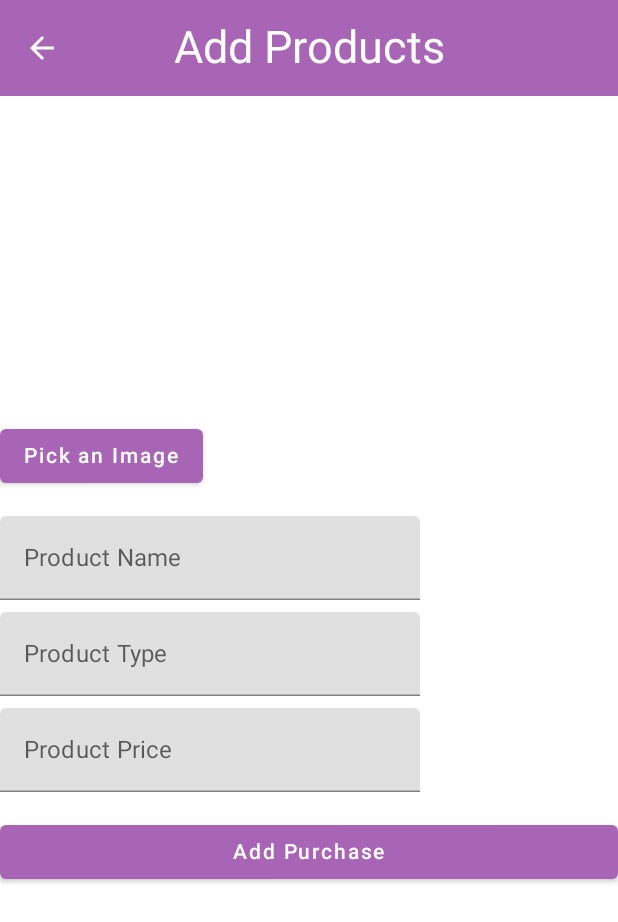
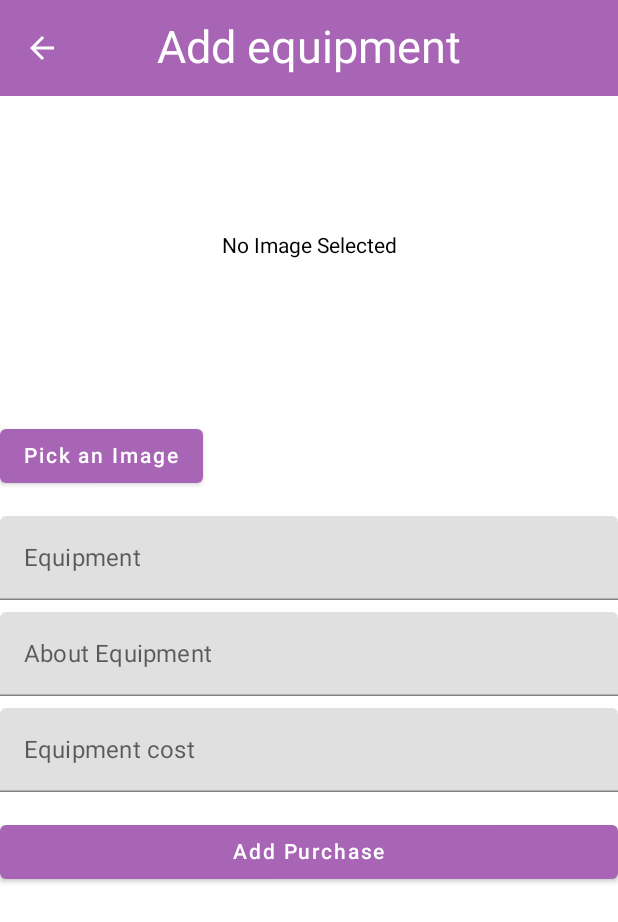
Before and after one commit to nellymusyawa99/ivorio2.0, an Android app built with Jetpack Compose: the AddProductScreen screen opened through its navigation route, on a phone screen of 412 x 824 dp. Shown: the top 922 px of the screen. Run offline under Robolectric (Android 15) with nearby library versions, the phone set to English and light mode, and no system bars; our stand-ins replace Firebase (no records; nobody signed in at launch, a user with empty details on screens opened directly).

Commit message:
more changes

```diff
--- a/app/src/main/java/net/ezra/ui/home/HomeScreen.kt
+++ b/app/src/main/java/net/ezra/ui/home/HomeScreen.kt
@@ -159,7 +159,7 @@ fun HomeScreen(navController: NavHostController) {
                                         fontWeight = FontWeight.Bold,
                                         fontSize = 15.sp,
                                         modifier = Modifier.clickable {
-                                            navController.navigate(ROUTE_ADD_PRODUCT)
+                                            navController.navigate(ROUTE_VIEW_PROD)
                                         }
                                     )
 
@@ -170,7 +170,7 @@ fun HomeScreen(navController: NavHostController) {
                                         fontWeight = FontWeight.Bold,
                                         fontSize = 15.sp,
                                         modifier = Modifier.clickable {
-                                            navController.navigate(ROUTE_ADD_PRODUCT)
+                                            navController.navigate(ROUTE_VIEW_PROD)
                                         }
                                     )
 
@@ -180,7 +180,7 @@ fun HomeScreen(navController: NavHostController) {
                                         fontWeight = FontWeight.Bold,
                                         fontSize = 15.sp,
                                         modifier = Modifier.clickable {
-                                            navController.navigate(ROUTE_ADD_PRODUCT)
+                                            navController.navigate(ROUTE_VIEW_PROD)
                                         }
                                     )
 
@@ -190,7 +190,7 @@ fun HomeScreen(navController: NavHostController) {
                                         fontWeight = FontWeight.Bold,
                                         fontSize = 15.sp,
                                         modifier = Modifier.clickable {
-                                            navController.navigate(ROUTE_ADD_PRODUCT)
+                                            navController.navigate(ROUTE_VIEW_PROD)
                                         }
                                     )
 
@@ -200,7 +200,7 @@ fun HomeScreen(navController: NavHostController) {
                                         fontWeight = FontWeight.Bold,
                                         fontSize = 15.sp,
                                         modifier = Modifier.clickable {
-                                            navController.navigate(ROUTE_ADD_PRODUCT)
+                                            navController.navigate(ROUTE_VIEW_PROD)
                                         }
                                     )
                                 }
@@ -834,13 +834,13 @@ fun BottomBar(navController: NavHostController) {
             })
 
         BottomNavigationItem(icon = {
-            Image(painter = painterResource(id = R.drawable.search1),
+            Image(painter = painterResource(id = R.drawable.plus),
                 contentDescription = "null",
                 modifier = Modifier
                     .width(30.dp)
                     .height(30.dp))
         },
-            label = { Text(text = "Search",
+            label = { Text(text = "Add",
                 color =  Color.White) },
             selected = (selectedIndex.value == 0),
             onClick = {
--- a/app/src/main/java/net/ezra/ui/products/Addproduct.kt
+++ b/app/src/main/java/net/ezra/ui/products/Addproduct.kt
@@ -1,5 +1,4 @@
 package net.ezra.ui.products
-
 
 import android.annotation.SuppressLint
 import android.net.Uri
@@ -63,7 +62,7 @@ fun AddProductScreen(navController: NavController, onProductAdded: () -> Unit) {
         topBar = {
             CenterAlignedTopAppBar(
                 title = {
-                    Text(text = "Add Products", fontSize = 30.sp, color = Color.White)
+                    Text(text = "Add equipment", fontSize = 30.sp, color = Color.White)
                 },
                 navigationIcon = {
                     IconButton(onClick = {
@@ -106,9 +105,7 @@ fun AddProductScreen(navController: NavController, onProductAdded: () -> Unit) {
                                 .height(200.dp),
                             contentAlignment = Alignment.Center
                         ) {
-                            Text("No Image Selected",
-                                modifier = Modifier.padding(8.dp),
-                                color = Color.White,)
+                            Text("No Image Selected", modifier = Modifier.padding(8.dp))
                         }
                     }
                     Spacer(modifier = Modifier.height(16.dp))
@@ -122,24 +119,24 @@ fun AddProductScreen(navController: NavController, onProductAdded: () -> Unit) {
                     TextField(
                         value = productName,
                         onValueChange = { productName = it },
-                        label = { Text("Product Name") },
-
+                        label = { Text("Equipment") },
+                        modifier = Modifier.fillMaxWidth()
                     )
                     Spacer(modifier = Modifier.height(8.dp))
                     TextField(
                         value = productDescription,
                         onValueChange = { productDescription = it },
-                        label = { Text("Product Type") },
-
+                        label = { Text("About Equipment") },
+                        modifier = Modifier.fillMaxWidth()
                     )
                     Spacer(modifier = Modifier.height(8.dp))
                     TextField(
                         value = productPrice,
                         onValueChange = { productPrice = it },
-                        label = { Text("Product Price") },
+                        label = { Text("Equipment cost") },
                         keyboardOptions = KeyboardOptions(keyboardType = KeyboardType.Number),
                         keyboardActions = KeyboardActions(onDone = { /* Handle Done action */ }),
-
+                        modifier = Modifier.fillMaxWidth()
                     )
                     Spacer(modifier = Modifier.height(16.dp))
 
@@ -173,7 +170,7 @@ fun AddProductScreen(navController: NavController, onProductAdded: () -> Unit) {
                                     onProductAdded,
                                     productName,
                                     productDescription,
-                                    productPrice.toDouble(),
+                                    productPrice,
                                     productImageUri
                                 )
                             }
@@ -189,8 +186,8 @@ fun AddProductScreen(navController: NavController, onProductAdded: () -> Unit) {
     )
 }
 
-private fun addProductToFirestore(navController: NavController, onProductAdded: () -> Unit, productName: String, productDescription: String, productPrice: Double, productImageUri: Uri?) {
-    if (productName.isEmpty() || productDescription.isEmpty() || productPrice.isNaN() || productImageUri == null) {
+private fun addProductToFirestore(navController: NavController, onProductAdded: () -> Unit, productName: String, productDescription: String, productPrice: String, productImageUri: Uri?) {
+    if (productName.isEmpty() || productDescription.isEmpty() || productPrice.isEmpty() || productImageUri == null) {
         // Validate input fields
         return
     }
@@ -220,7 +217,7 @@ private fun addProductToFirestore(navController: NavController, onProductAdded:
                         ).show()
 
                         // Navigate to another screen
-                        navController.navigate(ROUTE_VIEW_PROD)
+                        navController.navigate(ROUTE_HOME)
 
                         // Invoke the onProductAdded callback
                         onProductAdded()
--- a/app/src/main/java/net/ezra/ui/products/UpdateProduct.kt
+++ b/app/src/main/java/net/ezra/ui/products/UpdateProduct.kt
@@ -125,7 +125,7 @@ fun UpdateProductScreen(navController: NavController, productId: String, product
                 id = productId,
                 name = updatedProductName,
                 description = updatedProductDescription,
-                price = updatedProductPrice.toDouble(),
+              //  price = updatedProductPrice.toDouble(),
                 imageUrl = ""
             )
 
```
Also changed, not shown: app/src/main/java/net/ezra/ui/products/Viewproducts.kt (+5 -5 lines), app/src/main/res/drawable/plus.png (added).
